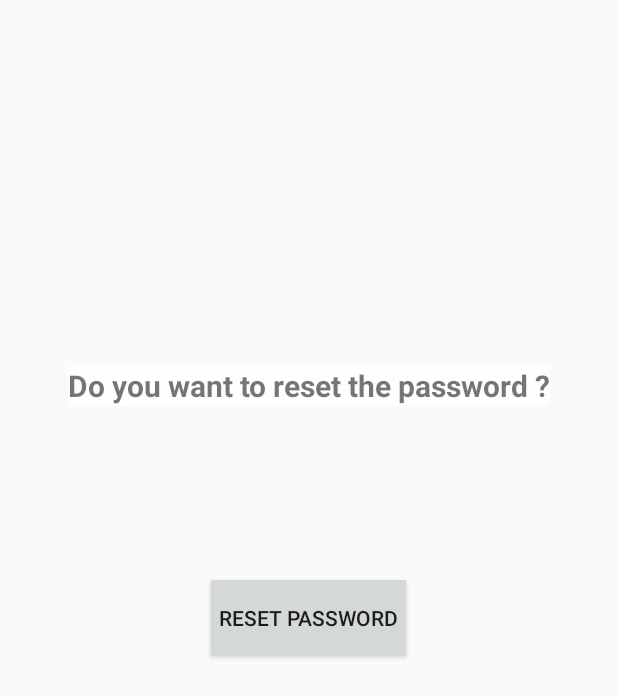
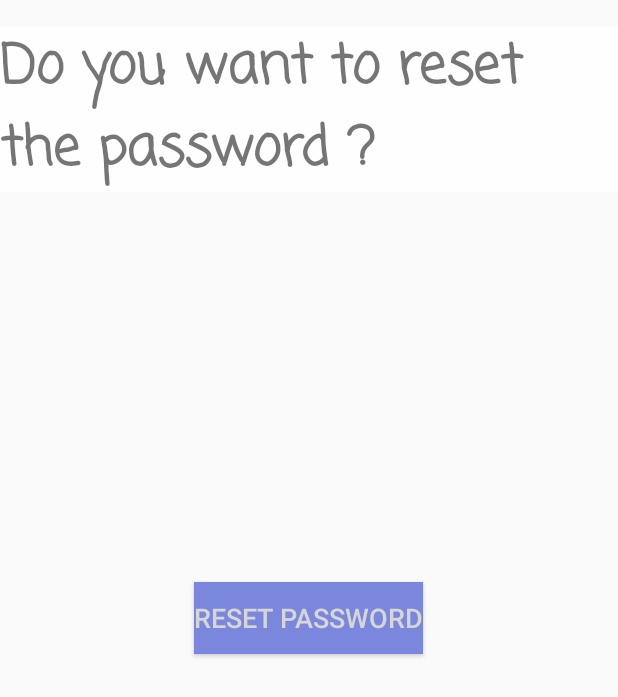
Before and after one commit to Rusho-RU/Locky, an Android app: the screen it shows after launch (Locky), on a phone screen of 412 x 824 dp. Shown: the top 697 px of the screen. Run offline under Robolectric (Android 15) with nearby library versions, the phone set to English and light mode, and no system bars; libraries missing offline, so code that uses them is left out: com.andrognito.patternlockview, io.paperdb; 2 statements that could not run were skipped.

Commit message:
Edited Layout design.

```diff
--- a/app/src/main/java/com/dragontwister/locky/Locky.java
+++ b/app/src/main/java/com/dragontwister/locky/Locky.java
@@ -7,7 +7,6 @@ import android.support.v7.app.AppCompatActivity;
 import android.os.Bundle;
 import android.view.View;
 import android.widget.Button;
-import android.widget.RelativeLayout;
 import android.widget.Toast;
 
 import com.andrognito.patternlockview.PatternLockView;
@@ -17,7 +16,6 @@ import com.andrognito.patternlockview.utils.PatternLockUtils;
 import java.util.ArrayList;
 import java.util.List;
 import java.util.Random;
-import java.util.concurrent.locks.Lock;
 
 import io.paperdb.Paper;
 
@@ -74,7 +72,7 @@ public class Locky extends AppCompatActivity {
                 @Override
                 public void onClick(View v) {
                     Toast.makeText(Locky.this, "Confirm Password", Toast.LENGTH_SHORT).show();
-                    setContentView(R.layout.test_general_password_layout);
+                    setContentView(R.layout.general_password_layout);
 
                     mPatternLockView = findViewById(R.id.pattern_lock_view2);
                     mPatternLockView.addPatternLockListener(new PatternLockViewListener() {
--- a/app/src/main/res/layout/activity_reset__password.xml
+++ b/app/src/main/res/layout/activity_reset__password.xml
@@ -6,21 +6,24 @@
     <TextView
         android:layout_width="wrap_content"
         android:layout_height="wrap_content"
+        android:layout_alignParentStart="true"
+        android:layout_alignParentTop="true"
+        android:layout_marginTop="18dp"
+        android:background="#dfff"
+        android:fontFamily="casual"
         android:text="Do you want to reset the password ?"
-        android:background="#dfff"
-        android:textSize="20dp"
-        android:textStyle="bold"
-        android:layout_marginBottom="116dp"
-        android:layout_above="@+id/resetPasswordButton"
-        android:layout_centerHorizontal="true" />
+        android:textSize="36sp"
+        android:textStyle="bold" />
 
     <Button
         android:id="@+id/resetPasswordButton"
-        android:layout_width="130dp"
-        android:layout_height="50dp"
+        android:layout_width="wrap_content"
+        android:layout_height="wrap_content"
         android:layout_centerHorizontal="true"
         android:layout_centerVertical="true"
-        android:background="#d5d9d5"
-        android:text="Reset Password" />
+        android:background="@color/colorPrimaryDark"
+        android:text="Reset Password"
+        android:textColor="@color/white"
+        android:textSize="18sp" />
 
 </RelativeLayout>
--- a/app/src/main/res/layout/test_general_password_layout.xml
+++ b/app/src/main/res/layout/general_password_layout.xml
@@ -1,6 +1,6 @@
 <?xml version="1.0" encoding="utf-8"?>
 <RelativeLayout xmlns:android="http://schemas.android.com/apk/res/android"
-    android:background="@drawable/ic_launcher_background" android:layout_width="match_parent"
+    android:background="@color/colorPrimaryDark" android:layout_width="match_parent"
     android:layout_height="match_parent">
 
     <com.andrognito.patternlockview.PatternLockView
--- a/app/src/main/res/values/colors.xml
+++ b/app/src/main/res/values/colors.xml
@@ -1,6 +1,6 @@
 <?xml version="1.0" encoding="utf-8"?>
 <resources>
     <color name="colorPrimary">#3F51B5</color>
-    <color name="colorPrimaryDark">#303F9F</color>
-    <color name="colorAccent">#FF4081</color>
+    <color name="colorPrimaryDark">#7a87dd</color>
+    <color name="colorAccent">#ff4081</color>
 </resources>
```
Also changed, not shown: app/src/main/res/layout/activity_set__password.xml (+18 -16 lines).
